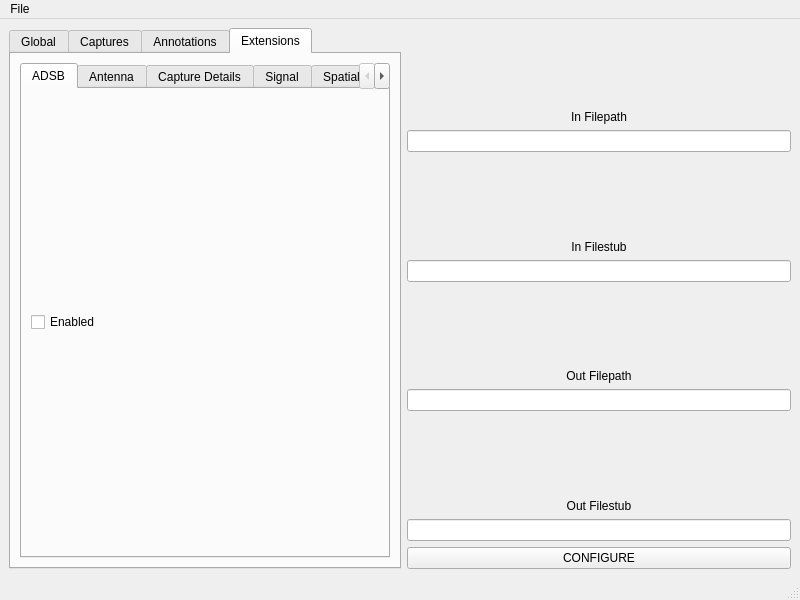
First picture: the form in mainwindow.ui, repository jpferrell/sigmf-editor, before the edit.
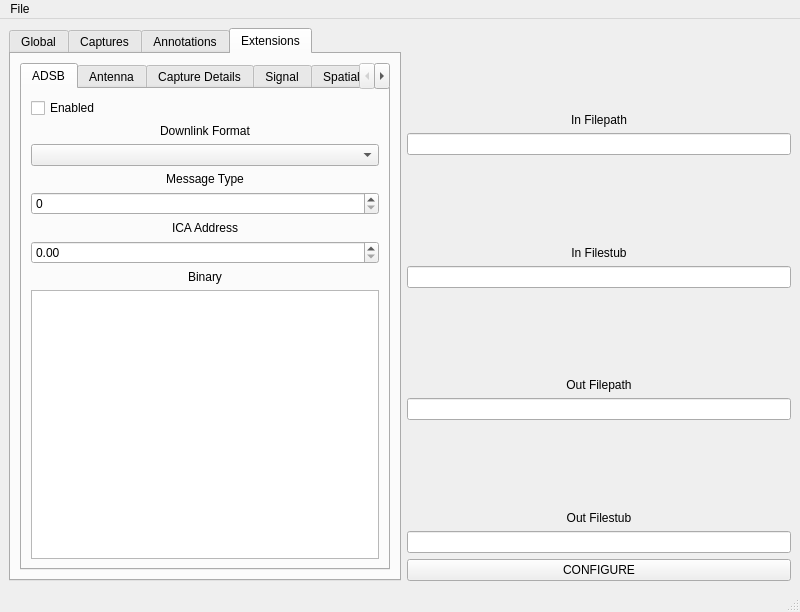
Second picture: the form after the edit. The open tabs and pages were chosen to show the change. Icons and pictures are not drawn.

Commit message: ADSB functionality added

Diff of the .ui file:
```diff
--- a/mainwindow.ui
+++ b/mainwindow.ui
@@ -7,7 +7,7 @@
     <x>0</x>
     <y>0</y>
     <width>800</width>
-    <height>600</height>
+    <height>612</height>
    </rect>
   </property>
   <property name="sizePolicy">
@@ -765,6 +765,62 @@
                   </property>
                  </widget>
                 </item>
+                <item>
+                 <widget class="QLabel" name="downlinkFormatLabel">
+                  <property name="text">
+                   <string>Downlink Format</string>
+                  </property>
+                  <property name="alignment">
+                   <set>Qt::AlignCenter</set>
+                  </property>
+                 </widget>
+                </item>
+                <item>
+                 <widget class="QComboBox" name="downlinkFormatComboBox"/>
+                </item>
+                <item>
+                 <widget class="QLabel" name="adsbMsgTypeLabel">
+                  <property name="text">
+                   <string>Message Type</string>
+                  </property>
+                  <property name="alignment">
+                   <set>Qt::AlignCenter</set>
+                  </property>
+                 </widget>
+                </item>
+                <item>
+                 <widget class="QSpinBox" name="adsbMsgTypeComboBox">
+                  <property name="maximum">
+                   <number>31</number>
+                  </property>
+                 </widget>
+                </item>
+                <item>
+                 <widget class="QLabel" name="icaAddrLabel">
+                  <property name="text">
+                   <string>ICA Address</string>
+                  </property>
+                  <property name="alignment">
+                   <set>Qt::AlignCenter</set>
+                  </property>
+                 </widget>
+                </item>
+                <item>
+                 <widget class="QDoubleSpinBox" name="icaAddrDoubleSpinBox"/>
+                </item>
+                <item>
+                 <widget class="QLabel" name="adsbBinaryLabel">
+                  <property name="text">
+                   <string>Binary</string>
+                  </property>
+                  <property name="alignment">
+                   <set>Qt::AlignCenter</set>
+                  </property>
+                 </widget>
+                </item>
+                <item>
+                 <widget class="QPlainTextEdit" name="adsbBinaryPlainTextEdit"/>
+                </item>
                </layout>
               </item>
              </layout>
```
Left out of the diff: 6 changed lines with no effect on the pictures. The commit also changes 1 other file.
